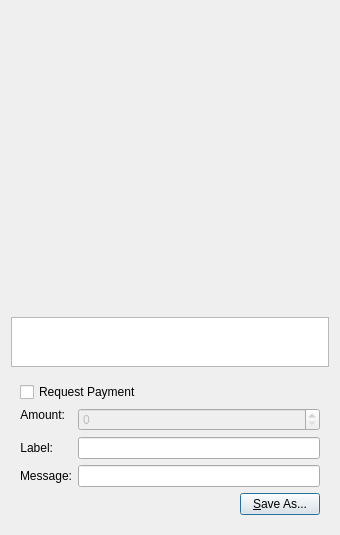
The window that src/qt/forms/qrcodedialog.ui (BlakeBitcoin/BlakeBitcoin) describes before a commit, drawn with Qt 5.
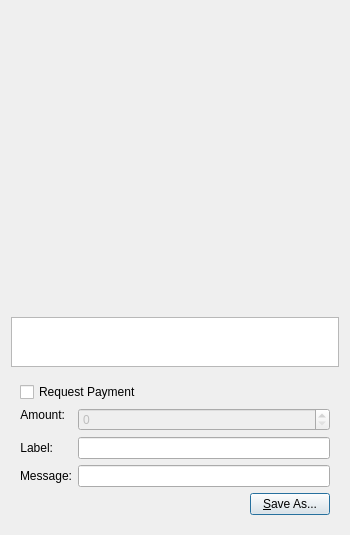
The same window after the commit. Custom widgets are drawn as their Qt base class.

What changed in the file:
```diff
--- a/src/qt/forms/qrcodedialog.ui
+++ b/src/qt/forms/qrcodedialog.ui
@@ -6,7 +6,7 @@
    <rect>
     <x>0</x>
     <y>0</y>
-    <width>340</width>
+    <width>350</width>
     <height>530</height>
    </rect>
   </property>
```
